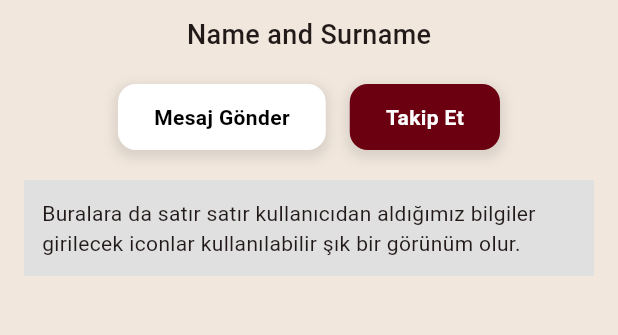
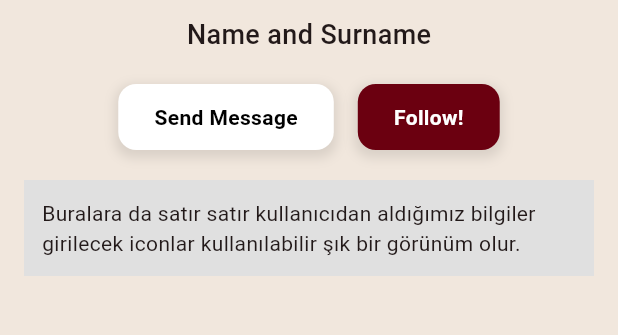
Before and after one commit to shuakr/Dietly, a Flutter app: the ProfilePage screen opened by its route, on a phone screen of 412 x 824 dp, the part 336-671 px from its top. Run offline on Flutter 3.47's test engine with Material 3 defaults, Android fonts, the phone set to English and light mode, and no system bars; drawn by our look-alikes of salomon_bottom_bar; our stand-ins replace cloud_firestore, firebase_auth, firebase_core, font_awesome_flutter, google_fonts, google_sign_in and 3 more; accounts and stored records are empty.

```diff
--- a/lib/screens/home_screen.dart
+++ b/lib/screens/home_screen.dart
@@ -70,7 +70,7 @@ class HomeScreen extends StatelessWidget {
           ),
         ),
       ),
-      bottomNavigationBar: CustomBottomNavBar(initialIndex: 0),
+      bottomNavigationBar: CustomBottomNavBar(initialIndex: 0), //Salomon bottom bar
     );
   }
 }
--- a/lib/screens/login_screen.dart
+++ b/lib/screens/login_screen.dart
@@ -16,11 +16,10 @@ class LoginPage extends StatefulWidget {
   State<LoginPage> createState() => _LoginPageState();
 }
 class _LoginPageState extends State<LoginPage> {
-  // E-posta ve şifre alanları için controller'lar
+  // Controllers
   final TextEditingController _emailController = TextEditingController();
   final TextEditingController _passwordController = TextEditingController();
 
-  // E-posta/şifre ile giriş yapma işlemi
   Future<void> _signInWithEmailAndPassword() async {
     final email = _emailController.text.trim();
     final password = _passwordController.text.trim();
@@ -72,7 +71,7 @@ class _LoginPageState extends State<LoginPage> {
 
   }
 
-  // Google ile giriş işlemi
+  // Sign in with Google
   Future<void> _handleGoogleSignIn() async {
     final googleAuthService = GoogleAuthService();
     final userCredential = await googleAuthService.signInWithGoogle();
--- a/lib/screens/notification_screen.dart
+++ b/lib/screens/notification_screen.dart
@@ -74,7 +74,6 @@ class NotificationScreen extends StatelessWidget {
               if (data == null) {
                 return const SizedBox();
               }
-
               return Card(
                 color: Colors.white,
                 margin: const EdgeInsets.symmetric(vertical: 10, horizontal: 16),
--- a/lib/screens/profile_screen.dart
+++ b/lib/screens/profile_screen.dart
@@ -86,7 +86,7 @@ class ProfilePage extends StatelessWidget {
                     borderRadius: BorderRadius.circular(12),
                     boxShadow: [
                       BoxShadow(
-                        color: Colors.black.withAlpha(25), // ← güncellendi
+                        color: Colors.black.withAlpha(25),
                         spreadRadius: 2,
                         blurRadius: 6,
                         offset: const Offset(0, 3),
@@ -94,7 +94,7 @@ class ProfilePage extends StatelessWidget {
                     ],
                   ),
                   child: const Text(
-                    "Mesaj Gönder",
+                    "Send Message",
                     style: TextStyle(
                       color: Colors.black,
                       fontWeight: FontWeight.bold,
@@ -118,7 +118,7 @@ class ProfilePage extends StatelessWidget {
                     ],
                   ),
                   child: const Text(
-                    "Takip Et",
+                    "Follow!",
                     style: TextStyle(
                       color: Colors.white,
                       fontWeight: FontWeight.bold,
--- a/lib/widgets/food_list_card.dart
+++ b/lib/widgets/food_list_card.dart
@@ -1,4 +1,3 @@
-// lib/widgets/food_list_card.dart
 
 import 'package:flutter/material.dart';
 
@@ -24,7 +23,7 @@ class _FoodListCardState extends State<FoodListCard>
         child: GestureDetector(
           onTap: () {
             debugPrint("🍽️ Food List card tapped");
-            // TODO: Navigate or handle tap
+            // Add navigate.
           },
           child: Container(
             width: double.infinity,
--- a/lib/widgets/salomon_bottom_bar.dart
+++ b/lib/widgets/salomon_bottom_bar.dart
@@ -30,7 +30,6 @@ class _CustomBottomNavBarState extends State<CustomBottomNavBar> {
     currentIndex = widget.initialIndex;
   }
 
-  /// PageTransition ile animasyonlu geçiş
   void _navigateWithPageTransition(Widget page) {
     Navigator.pushReplacement(
       context,
```
Also changed, not shown: lib/main.dart (+4 -4 lines).
